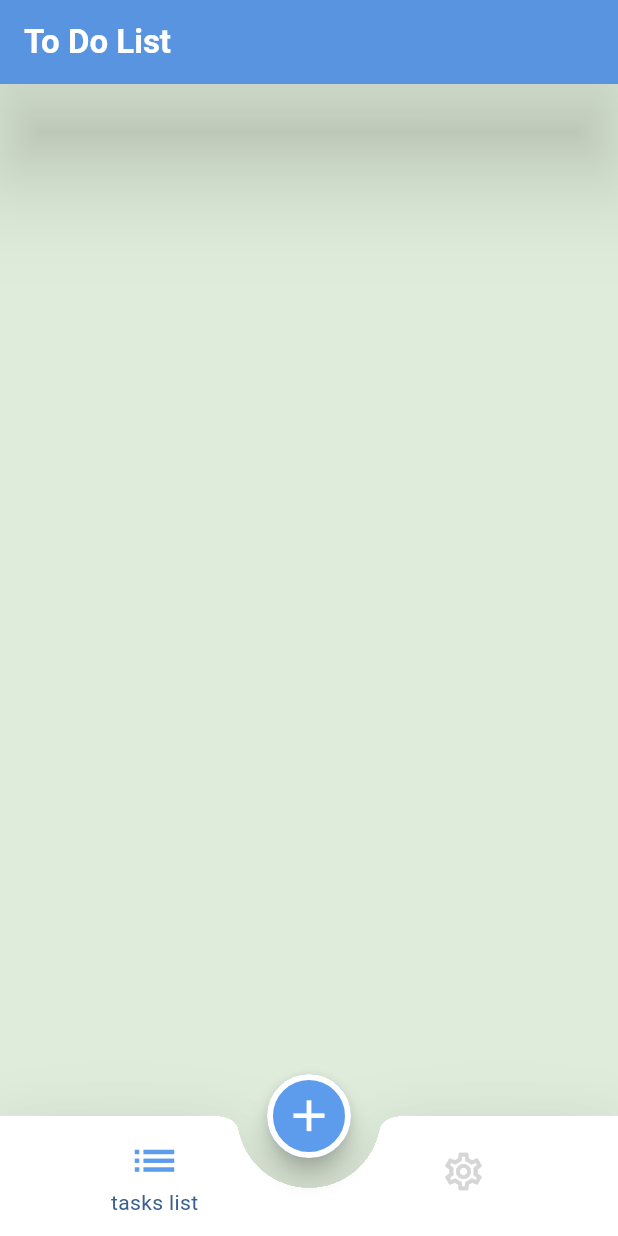
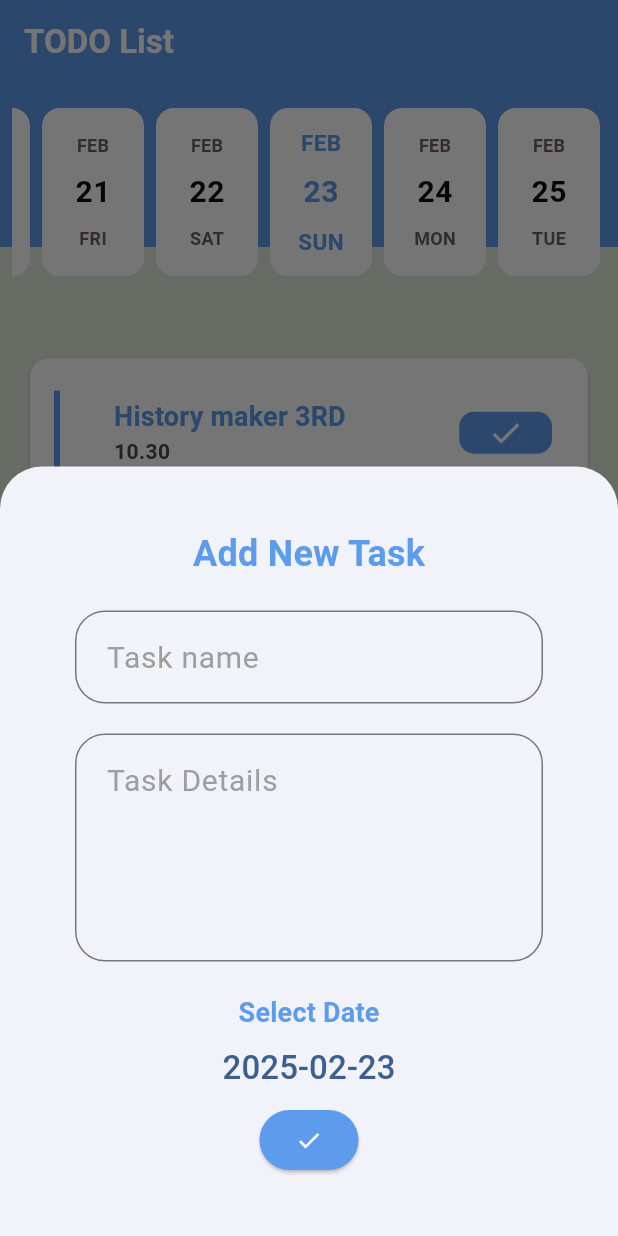
Before and after one commit to omar-diab-3rd/todo_socond, a Flutter app: the screen it shows after launch, after a tap on the "add" icon, on a phone screen of 412 x 824 dp. Run offline on Flutter 3.47's test engine with Material 3 defaults, Android fonts, the phone set to English and light mode, and no system bars; drawn by our look-alikes of easy_date_timeline.

Commit message:
buttomsheet ui calender done

```diff
--- a/lib/common/app_theme.dart
+++ b/lib/common/app_theme.dart
@@ -8,16 +8,25 @@ class AppTheme {
         colorScheme: ColorScheme.fromSeed(seedColor: AppColors.primaryColor),
         scaffoldBackgroundColor: AppColors.bglight ,
 
+
+
         appBarTheme: AppBarTheme(
           color: AppColors.primaryColor,
           foregroundColor: Colors.white,
           centerTitle: false,
-          elevation: 30 ,
-          shadowColor: Colors.black
         ),
 
-         textTheme: const TextTheme(
-          titleLarge:TextStyle(
+         textTheme:  TextTheme(
+          bodyMedium:const TextStyle(
+            fontWeight: FontWeight.w700 ,
+            fontSize: 14 ,
+          ) ,
+          titleMedium:TextStyle(
+            color: AppColors.primaryColor,
+            fontWeight: FontWeight.w700 ,
+            fontSize: 18 ,
+          )  ,
+          titleLarge:const TextStyle(
             color: Colors.white,
             fontWeight: FontWeight.bold
           )
--- /dev/null
+++ b/lib/common/widgets/custom_scaffold_bg.dart
@@ -0,0 +1,38 @@
+import 'package:flutter/material.dart';
+import 'package:todo_socond/common/app_colors.dart';
+
+class CustomScaffoldBg extends StatelessWidget {
+  const CustomScaffoldBg({super.key, this.body, this.bottomNavigationBar, this.floatingActionButton, this.floatingActionButtonLocation, this.appBar});
+  final Widget? body;
+  final Widget? bottomNavigationBar ;
+  final Widget? floatingActionButton ;
+  final FloatingActionButtonLocation? floatingActionButtonLocation ;
+  final PreferredSizeWidget? appBar ;
+
+  @override
+  Widget build(BuildContext context) {
+    return Container(
+      decoration: BoxDecoration(
+        gradient: LinearGradient(colors: [
+          AppColors.primaryColor ,
+          Theme.of(context).scaffoldBackgroundColor
+          ],
+          stops: const[
+            .2 ,
+            .2 ,
+          ] ,
+          begin: Alignment.topCenter  ,
+          end: Alignment.bottomCenter ,
+          )
+      ),
+      child: Scaffold(
+        backgroundColor: Colors.transparent,
+        body: body,
+        bottomNavigationBar:bottomNavigationBar ,
+        floatingActionButton: floatingActionButton,
+        floatingActionButtonLocation: floatingActionButtonLocation,
+        appBar: appBar,
+      ),
+    );
+  }
+}
--- a/lib/screens/home_screen.dart
+++ b/lib/screens/home_screen.dart
@@ -1,4 +1,6 @@
 import 'package:flutter/material.dart';
+import 'package:todo_socond/common/widgets/custom_scaffold_bg.dart';
+import 'package:todo_socond/screens/widgets/bottom_sheet_form.dart';
 import 'package:todo_socond/taps/settings/settings_tap.dart';
 import 'package:todo_socond/taps/tasks/tasks_tap.dart';
 
@@ -11,23 +13,22 @@ class HomeScreen extends StatefulWidget {
 
 class _HomeScreenState extends State<HomeScreen> {
   List<Widget> tapsList = [
-     const TasksTap() ,
-     const SettingsTap()];
+       TasksTap() ,
+      const SettingsTap()];
      int currentTapIndex = 0 ;
   @override
   Widget build(BuildContext context) {
-    return  Scaffold(
+    return  CustomScaffoldBg(
       appBar: AppBar(
-        title:  Text("To Do List",
-         style: Theme.of(context).textTheme.titleLarge,) ,
+        title:const Text("TODO List"),
       ),
       bottomNavigationBar: BottomAppBar(
         shape:const  CircularNotchedRectangle(),
         notchMargin: 20,
         padding: const EdgeInsets.all(0),
         clipBehavior: Clip.hardEdge,
-        elevation: 30,
-        shadowColor: Colors.black,
+        elevation: 115,
+        shadowColor: Colors.blue,
         child: BottomNavigationBar(
           onTap: (value) {
             currentTapIndex = value ;
@@ -48,12 +49,20 @@ class _HomeScreenState extends State<HomeScreen> {
         ),
         ),
         floatingActionButton: FloatingActionButton(
-          onPressed: (){},
+          onPressed: (){
+            showModalBottomSheet(
+              isScrollControlled: true,
+              context: context, builder: (context )
+            {return BottomSheetForm();
+            });
+
+          },
           child: const Icon(
             Icons.add ,
             size: 35,),
         ),
         floatingActionButtonLocation: FloatingActionButtonLocation.centerDocked,
+         body: tapsList[currentTapIndex],
     );
   }
 }
--- /dev/null
+++ b/lib/screens/widgets/bottom_sheet_form.dart
@@ -0,0 +1,108 @@
+import 'package:flutter/material.dart';
+import 'package:todo_socond/common/app_colors.dart';
+
+class BottomSheetForm extends StatefulWidget {
+  const BottomSheetForm({super.key});
+
+  @override
+  State<BottomSheetForm> createState() => _BottomSheetFormState();
+}
+
+class _BottomSheetFormState extends State<BottomSheetForm> {
+  GlobalKey<FormState> formkey = GlobalKey<FormState>();
+  DateTime selectedDate = DateTime.now();
+  @override
+  Widget build(BuildContext context) {
+    return  Padding(
+      padding: const EdgeInsets.symmetric(horizontal: 50 , vertical: 40),
+      child: Form(
+        key: formkey,
+        child: Column(
+          mainAxisSize: MainAxisSize.min,
+          children: [
+            Center(
+              child: Text("Add New Task" ,
+               style:Theme.of(context).textTheme.titleMedium!.copyWith(fontSize: 24) , ),
+            ),
+            const SizedBox(height: 20,),
+             TextFormField(
+              validator: (value)  {
+                if(value ==null || value =="")
+                {return  "task name cann't be empty ";}
+                else if(value.length< 5)
+                {
+                  return "task name cann't be less than 5";}
+                  else{
+                    return null ;
+                  }
+              },
+              style:const TextStyle(fontSize: 20),
+              decoration: const InputDecoration(
+                border: OutlineInputBorder(borderRadius: BorderRadius.all(Radius.circular(20))),
+                hintText: " Task name ",
+                hintStyle: TextStyle(
+                  color: Colors.grey ,
+                  fontWeight: FontWeight.normal
+
+                )
+              ),
+            ),
+            const SizedBox(height: 20,),
+             const TextField(
+              style: TextStyle(fontSize: 20),
+              maxLines: 4,
+              decoration: InputDecoration(
+                border: OutlineInputBorder(borderRadius: BorderRadius.all(Radius.circular(20))),
+                hintText: " Task Details ",
+                hintStyle: TextStyle(
+                  color: Colors.grey ,
+                  fontWeight: FontWeight.normal
+
+                )
+              ),
+            ),
+            const SizedBox(height: 20,),
+             Text("Select Date" ,
+            style: Theme.of(context).textTheme.titleMedium,
+            ),
+            TextButton(
+              onPressed: ()async{
+                var date =await showDatePicker(
+                  context: context,
+                  initialDate: selectedDate,
+                  firstDate: DateTime.now(),
+                  lastDate: DateTime.now().add(Duration(days: 365)
+
+                  ),
+
+                  );
+                  if(date!=null){
+                    selectedDate=date;
+                    setState(() {
+
+                    });
+                  }
+              },
+               child:Text(selectedDate.toString().split(' ')[0] ,
+               style:const TextStyle(
+                fontSize: 22
+               ) ,
+               )),
+
+            Align(
+              alignment: Alignment.bottomCenter,
+              child: ElevatedButton(
+                style: ElevatedButton.styleFrom(
+                  backgroundColor: AppColors.primaryColor,
+                ),
+                onPressed: (){
+                formkey.currentState?.validate();
+              },
+               child: const Icon(Icons.done , color:Colors.white,)),
+            )
+          ],
+        ),
+      ),
+    );
+  }
+}
--- /dev/null
+++ b/lib/screens/widgets/custom_elevated_buttom.dart
@@ -0,0 +1,18 @@
+import 'package:flutter/material.dart';
+import 'package:todo_socond/common/app_colors.dart';
+
+class CustomElevatedButtom extends StatelessWidget {
+  const CustomElevatedButtom({super.key, this.onPressed , required this.title});
+  final Function()? onPressed;
+  final String title ;
+
+  @override
+  Widget build(BuildContext context) {
+    return ElevatedButton(
+                  style: ElevatedButton.styleFrom(
+                    backgroundColor: AppColors.primaryColor,
+                  ),
+                  onPressed: onPressed,
+                 child:  Text(title));
+  }
+}
--- a/lib/taps/tasks/tasks_tap.dart
+++ b/lib/taps/tasks/tasks_tap.dart
@@ -1,10 +1,83 @@
+
+import 'package:easy_date_timeline/easy_date_timeline.dart';
 import 'package:flutter/material.dart';
+import 'package:todo_socond/common/app_colors.dart';
+import 'package:todo_socond/taps/tasks/widgets/task_card.dart';
 
-class TasksTap extends StatelessWidget {
+class TasksTap extends StatefulWidget {
   const TasksTap({super.key});
 
   @override
+  State<TasksTap> createState() => _TasksTapState();
+}
+
+class _TasksTapState extends State<TasksTap> {
+  EasyInfiniteDateTimelineController ? controller = EasyInfiniteDateTimelineController() ;
+  DateTime selectedDate =DateTime.now();
+  @override
   Widget build(BuildContext context) {
-    return const Placeholder();
+    return  Column(
+      children: [
+
+        Padding(
+          padding: const EdgeInsets.all(8.0),
+          child: EasyInfiniteDateTimeLine(
+            controller: controller,
+            showTimelineHeader: false,
+            firstDate: DateTime(2020),
+            focusDate: selectedDate,
+            lastDate: DateTime(2030),
+            dayProps: EasyDayProps(
+              todayStyle:DayStyle(
+                decoration: BoxDecoration(
+                  color: Colors.white,
+                  border: Border.all(color:Colors.grey, width: 5 ),
+                  borderRadius: BorderRadius.circular(12)
+                )
+              ) ,
+              activeDayStyle: DayStyle(
+                monthStrStyle: TextStyle(
+                  fontSize: 15 ,
+                  fontWeight: FontWeight.w700 ,
+                  color: AppColors.primaryColor,
+                ),
+                dayStrStyle:  TextStyle(
+                  fontSize: 15 ,
+                  fontWeight: FontWeight.w700 ,
+                  color: AppColors.primaryColor,
+                ),
+                dayNumStyle:  TextStyle(
+                  fontSize: 20 ,
+                  fontWeight: FontWeight.w700 ,
+                  color: AppColors.primaryColor,
+                ),
+                decoration: BoxDecoration(
+                  color: Colors.white,
+                  borderRadius: BorderRadius.circular(12)
+                )
+              ),
+              inactiveDayStyle: DayStyle(
+                decoration: BoxDecoration(
+                  color: Colors.white,
+                  borderRadius: BorderRadius.circular(12)
+                )
+              )
+            ),
+            onDateChange: (newdate) {
+              selectedDate =newdate;
+              setState(() {
+
+              });
+            },
+          ),
+        ),
+
+        Expanded(
+          child: ListView.builder(
+            padding:const  EdgeInsets.only(top: 30),
+            itemBuilder: (context ,index)=>TaskCard()),
+        ),
+      ],
+    );
   }
 }
--- /dev/null
+++ b/lib/taps/tasks/widgets/task_card.dart
@@ -0,0 +1,43 @@
+import 'package:flutter/material.dart';
+import 'package:todo_socond/common/app_colors.dart';
+
+class TaskCard extends StatelessWidget {
+  const TaskCard({super.key});
+
+  @override
+  Widget build(BuildContext context) {
+    double sHieght =MediaQuery.of(context).size.height;
+    double sWidth =MediaQuery.of(context).size.width;
+
+    return  Card(
+      margin:const EdgeInsets.symmetric(horizontal: 20 ,vertical: 9),
+      color: Colors.white,
+      child: SizedBox(
+        height: sHieght *.12,
+        child: Center(
+          child: ListTile(
+            leading: Container(
+              color: AppColors.primaryColor,
+              width: 4,
+              height: sHieght * .12,
+            ),
+            title: Text("History maker 3RD" ,
+                 style:Theme.of(context).textTheme.titleMedium ,) ,
+            subtitle:const Text("10.30"),
+            trailing: Container(
+              width: sWidth * .15,
+              height:sHieght * .034,
+              decoration: BoxDecoration(
+                borderRadius: BorderRadius.circular(10),
+                color: AppColors.primaryColor,
+              ),
+              child: const Icon(
+                Icons.done ,
+                color: Colors.white,),
+            ),
+          ),
+        ),
+      ),
+    );
+  }
+}
--- a/pubspec.yaml
+++ b/pubspec.yaml
@@ -30,11 +30,15 @@ environment:
 dependencies:
   flutter:
     sdk: flutter
+  easy_date_timeline: ^1.1.3
+
 
 
   # The following adds the Cupertino Icons font to your application.
   # Use with the CupertinoIcons class for iOS style icons.
   cupertino_icons: ^1.0.8
+
+
 
 dev_dependencies:
   flutter_test:
```
Also changed, not shown: pubspec.lock.
